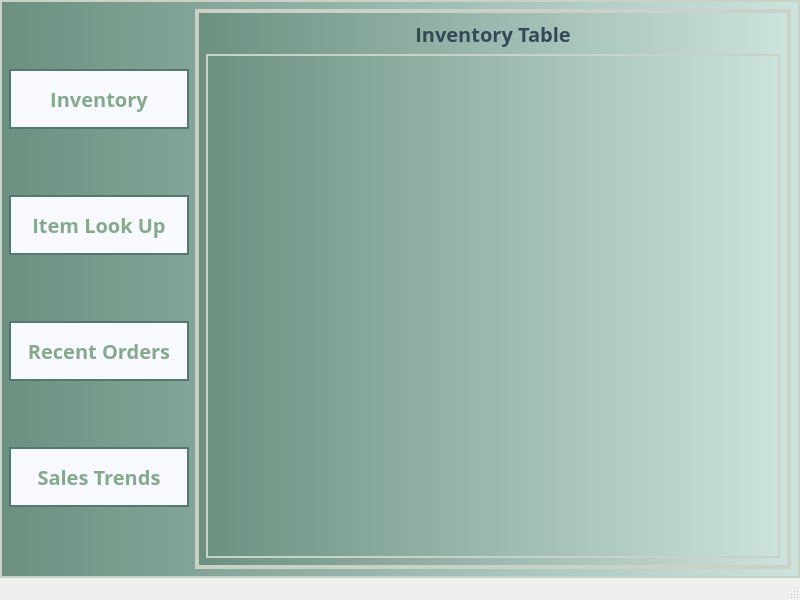
First picture: the form in Order66Inventory/mainwindow.ui, repository josephtrandev/COMS4103_Project, before the edit.
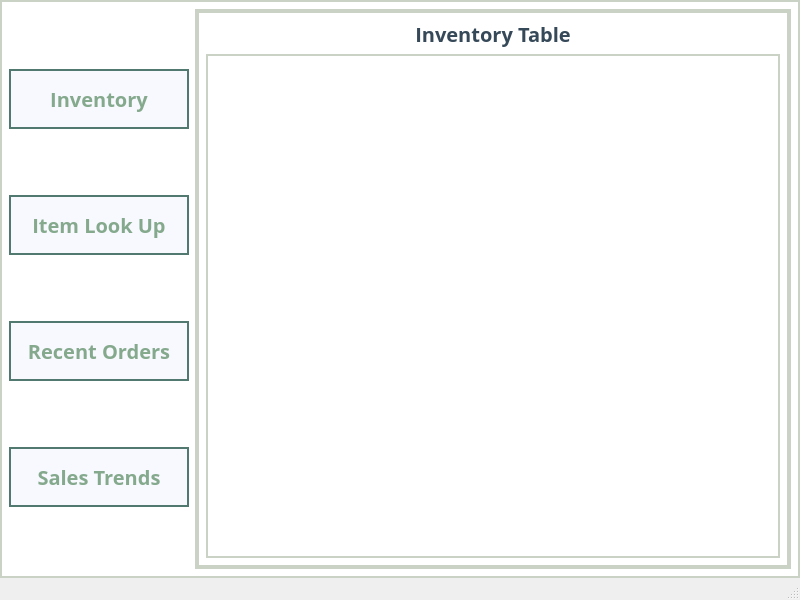
Second picture: the form after the edit.

Commit message: changed background color

Patch:
```diff
--- a/Order66Inventory/mainwindow.ui
+++ b/Order66Inventory/mainwindow.ui
@@ -16,8 +16,8 @@
   <widget class="QWidget" name="centralwidget">
    <property name="styleSheet">
     <string notr="true">QWidget {
-	border: 2 solid rgba(202, 210, 197);
-	background-color: qlineargradient(spread:pad, x1:0, y1:0, x2:1, y2:0, stop:0 rgba(107, 144, 128), stop:1 rgba(204, 227, 222));
+	border: 2 solid rgb(202, 210, 197);
+	background-color: white;
 	color: 2f3e46;
 }</string>
    </property>
@@ -26,6 +26,9 @@
      <layout class="QGridLayout" name="gridLayout">
       <item row="0" column="0">
        <widget class="QStackedWidget" name="stackedWidget">
+        <property name="styleSheet">
+         <string notr="true"/>
+        </property>
         <property name="currentIndex">
          <number>0</number>
         </property>
```
The commit also changes 1 other file.
